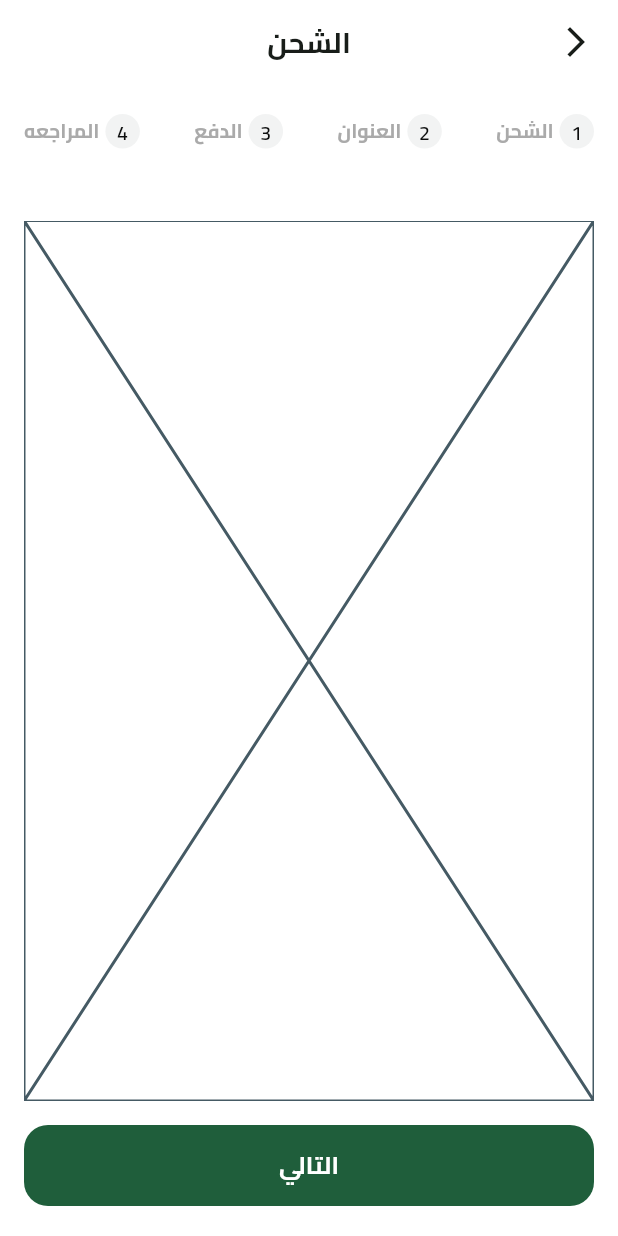
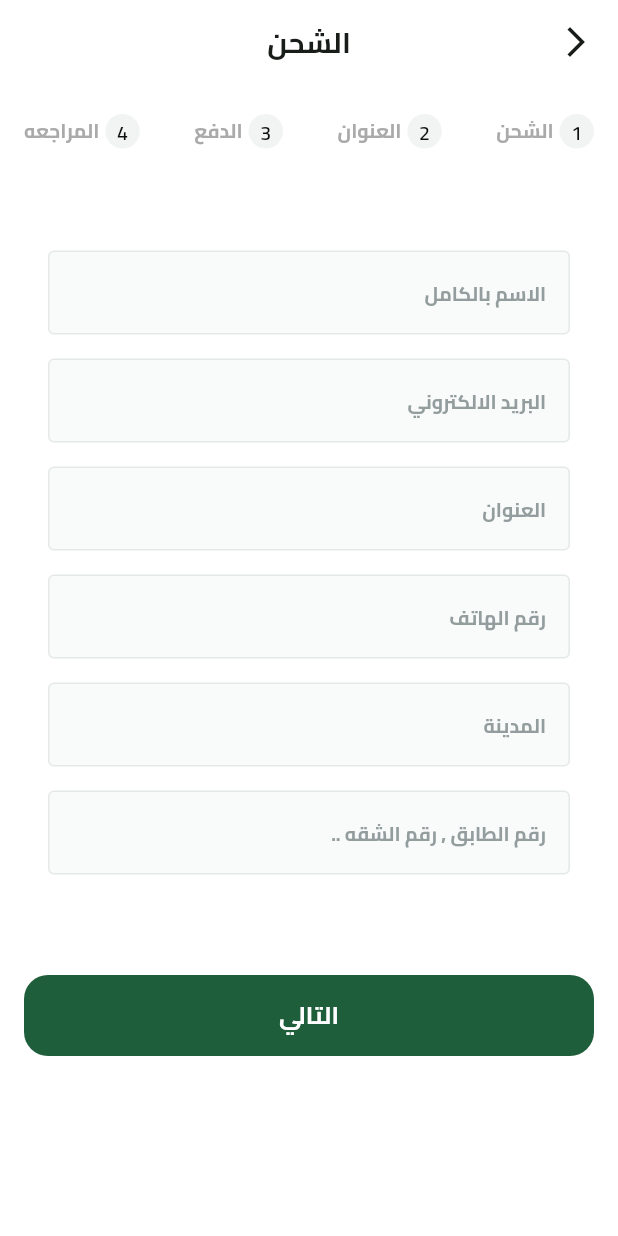
Before and after one commit to saeed-talaat/FruitHub, a Flutter app: the CheckoutView screen opened by its route, swiped to page 2, on a phone screen of 412 x 824 dp. Run offline on Flutter 3.47's test engine with Material 3 defaults, Android fonts, the phone set to English and light mode, and no system bars; our stand-ins replace cloud_firestore, dartz, dots_indicator, equatable, firebase_auth, firebase_core and 7 more; missing offline and left inert: flutter_facebook_auth, svg_flutter; accounts and stored records are empty.

Commit message:
finsh address section

```diff
--- a/lib/Features/checkout/presentation/views/widgets/address_section.dart
+++ b/lib/Features/checkout/presentation/views/widgets/address_section.dart
@@ -1,10 +1,83 @@
 import 'package:flutter/widgets.dart';
+import 'package:fruits_ecommerce_app/core/widgets/custom_text_form_field.dart';
 
-class AddressSection extends StatelessWidget {
+class AddressSection extends StatefulWidget {
   const AddressSection({super.key});
 
   @override
+  State<AddressSection> createState() => _AddressSectionState();
+}
+
+class _AddressSectionState extends State<AddressSection> {
+  late String fullName, email, address, city, floorNumber;
+  late int phoneNumber;
+  GlobalKey<FormState> formKey = GlobalKey<FormState>();
+  AutovalidateMode autoValidateMode = AutovalidateMode.disabled;
+  @override
   Widget build(BuildContext context) {
-    return const Placeholder();
+    return Padding(
+      padding: const EdgeInsets.symmetric(horizontal: 16.0, vertical: 20),
+      child: SingleChildScrollView(
+        child: Form(
+          key: formKey,
+          autovalidateMode: autoValidateMode,
+          child: Column(
+            children: [
+              CustomTextFormField(
+                hintText: 'الاسم بالكامل',
+                textInputType: TextInputType.name,
+                onSaved: (value) {
+                  fullName = value!;
+                },
+              ),
+              SizedBox(height: 16),
+
+                CustomTextFormField(
+                hintText: 'البريد الالكتروني',
+                textInputType: TextInputType.emailAddress,
+                onSaved: (value) {
+                  email = value!;
+                },
+              ),
+              SizedBox(height: 16),
+                CustomTextFormField(
+                hintText: 'العنوان',
+                textInputType: TextInputType.name,
+                onSaved: (value) {
+                  address = value!;
+                },
+              ),
+
+
+                 SizedBox(height: 16),
+                CustomTextFormField(
+                hintText: 'رقم الهاتف',
+                textInputType: TextInputType.phone,
+                onSaved: (value) {
+                  phoneNumber = int.parse(value!);
+                },
+              ),
+              SizedBox(height: 16),
+                CustomTextFormField(
+                hintText: 'المدينة',
+                textInputType: TextInputType.name,
+                onSaved: (value) {
+                  city = value!;
+                },
+              ),
+              SizedBox(height: 16),
+                CustomTextFormField(
+                hintText: 'رقم الطابق , رقم الشقه ..',
+                textInputType: TextInputType.number,
+                onSaved: (value) {
+                  floorNumber = value!;
+                },
+              ),
+              SizedBox(height: 16),
+            ],
+          ),
+        ),
+      ),
+    );
   }
 }
--- a/lib/Features/checkout/presentation/views/widgets/checkout_view_body.dart
+++ b/lib/Features/checkout/presentation/views/widgets/checkout_view_body.dart
@@ -37,7 +37,14 @@ class _CheckoutViewBodyState extends State<CheckoutViewBody> {
           Expanded(
             child: CheckoutStepsPageView(pageController: pageController),
           ),
-          CustomBottom(onPressed: () {}, text: 'التالي'),
+          CustomBottom(onPressed: () {
+            pageController.nextPage(
+              duration: const Duration(milliseconds: 300),
+              curve: Curves.easeInOut,
+            );
+          }, text: 'التالي'),
+
+          SizedBox(height: 100),
         ],
       ),
     );
```
